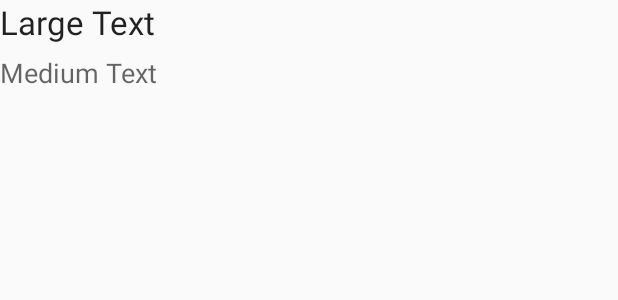
After one commit to AndreyKolyanov/Reminder, an Android app: the layout reminder_list_item.xml on its own in the app's theme, with its tools: preview values and no code run, on a phone screen of 412 x 824 dp. The commit adds this screen. Shown: the top 300 px of the screen. Run offline under Robolectric (Android 15) with nearby library versions, the phone set to English and light mode, and no system bars.

Commit message:
added to the list, Toolbar, and a floating button

```diff
--- a/app/build.gradle
+++ b/app/build.gradle
@@ -23,4 +23,6 @@ dependencies {
     compile fileTree(dir: 'libs', include: ['*.jar'])
     compile 'com.android.support:appcompat-v7:22.2.0'
     compile 'com.android.support:design:22.2.0'
+    compile 'com.melnykov:floatingactionbutton:1.3.0'
+    compile 'com.android.support:cardview-v7:21.0.+'
 }
--- /dev/null
+++ b/app/src/main/res/layout/reminder_list_item.xml
@@ -0,0 +1,26 @@
+<?xml version="1.0" encoding="utf-8"?>
+<RelativeLayout xmlns:android="http://schemas.android.com/apk/res/android"
+             android:layout_width="match_parent"
+             android:layout_height="match_parent">
+
+    <TextView
+        android:layout_width="wrap_content"
+        android:layout_height="wrap_content"
+        android:textAppearance="?android:attr/textAppearanceMedium"
+        android:text="Medium Text"
+        android:id="@+id/description"
+        android:layout_marginTop="36dp"
+        android:layout_alignParentTop="true"
+        android:layout_alignParentLeft="true"
+        android:layout_alignParentStart="true"/>
+
+    <TextView
+        android:layout_width="wrap_content"
+        android:layout_height="wrap_content"
+        android:textAppearance="?android:attr/textAppearanceLarge"
+        android:text="Large Text"
+        android:id="@+id/header"
+        android:layout_alignParentTop="true"
+        android:layout_alignParentLeft="true"
+        android:layout_alignParentStart="true"/>
+    </RelativeLayout>
--- a/app/src/main/res/values/styles.xml
+++ b/app/src/main/res/values/styles.xml
@@ -1,8 +1,9 @@
 <resources>
 
     <!-- Base application theme. -->
-    <style name="AppTheme" parent="Theme.AppCompat.Light.DarkActionBar">
-        <!-- Customize your theme here. -->
+    <style name="AppTheme" parent="Theme.AppCompat.Light.NoActionBar">
+        <item name="android:windowNoTitle">true</item>
+        <item name="android:windowActionBar">false</item>
     </style>
 
 </resources>
```
Also changed, not shown: app/src/main/java/tk/kolyanov/reminder/MainActivity.java (+21 -19 lines), app/src/main/java/tk/kolyanov/reminder/Remind.java (added, +28 -0 lines), app/src/main/java/tk/kolyanov/reminder/RemindAdapter.java (added, +62 -0 lines), app/src/main/res/layout/activity_main.xml (+27 -9 lines), app/src/main/res/values/colors.xml (added, +11 -0 lines), 1 other file.
